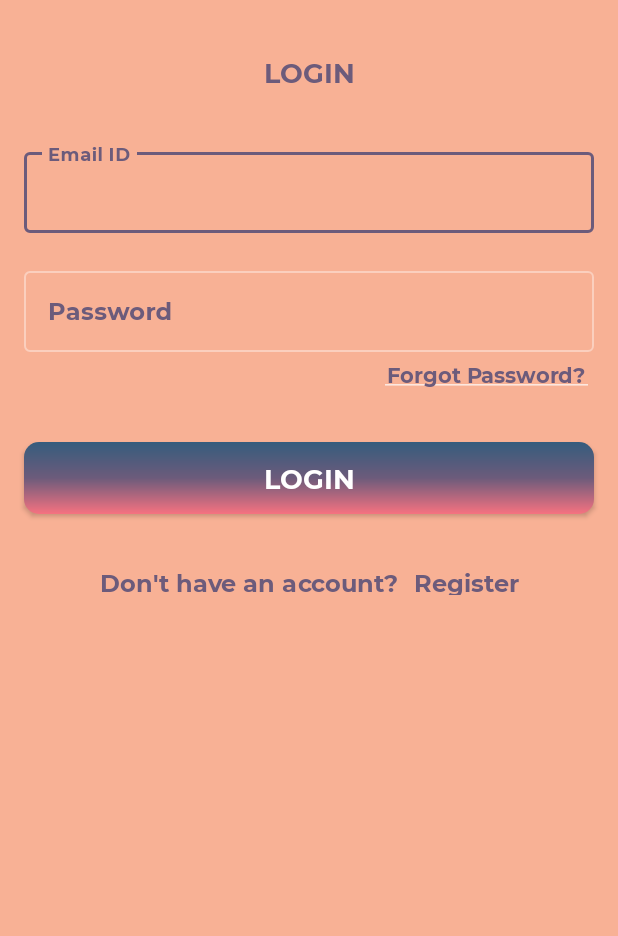
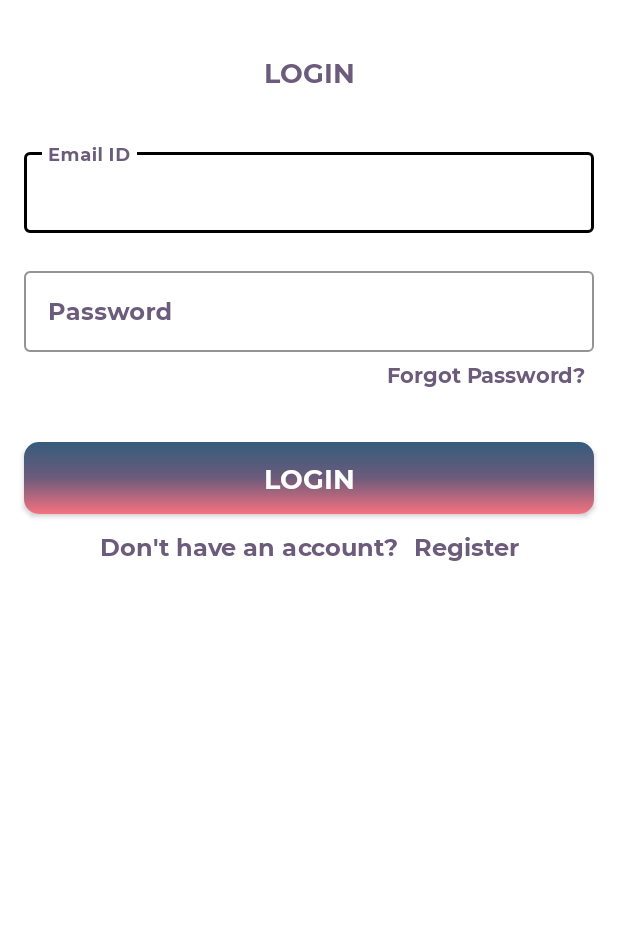
Before and after one commit to CillianW/e-commerce_1.1, an Android app: the screen it shows after launch (LoginActivity), on a phone screen of 412 x 824 dp, the part 300-1236 px from its top. Run offline under Robolectric (Android 15) with nearby library versions, the phone set to English and light mode, and no system bars.

Commit message:
Login Activity Layout Improved

```diff
--- /dev/null
+++ b/app/src/main/java/com/example/e_commerce_11/utilities/MakeWhiteTransparent.kt
@@ -0,0 +1,4 @@
+package com.example.e_commerce_11.utilities
+
+class MakeWhiteTransparent {
+}
--- a/app/src/main/res/layout/activity_login.xml
+++ b/app/src/main/res/layout/activity_login.xml
@@ -7,7 +7,7 @@
     xmlns:tools="http://schemas.android.com/tools"
     android:layout_width="match_parent"
     android:layout_height="match_parent"
-    android:background="@color/themeOrange"
+    android:background="@color/white"
     tools:context=".activities.LoginActivity">
 
 <!--    constraints and properties for the frame at the top of the screen-->
@@ -34,7 +34,7 @@
             android:layout_gravity="center"
             android:contentDescription="@string/app_name"
             android:scaleType="fitCenter"
-            android:src="@drawable/lyit_logo" />
+            android:src="@drawable/lyit_logo"/>
     </FrameLayout>
 
 
@@ -63,6 +63,9 @@
         android:layout_marginEnd="16dp"
         android:hint="@string/edit_email_id"
         android:textColorHint="@color/themeDarkPurple"
+        app:boxBackgroundMode="outline"
+        app:boxStrokeColor="#000000"
+        app:boxStrokeWidth="1dp"
         app:layout_constraintEnd_toEndOf="parent"
         app:layout_constraintStart_toStartOf="parent"
         app:layout_constraintTop_toBottomOf="@id/tv_title">
@@ -71,13 +74,14 @@
             android:id="@+id/et_email"
             android:layout_width="match_parent"
             android:layout_height="wrap_content"
+            android:width="1dp"
             android:inputType="text"
             android:padding="@dimen/et_padding"
             android:textColor="@color/themeDarkPurple"
             android:textSize="@dimen/et_textSize"
+            android:visibility="visible"
             tools:text="abc@gmail.com" />
     </com.google.android.material.textfield.TextInputLayout>
-
 
 
     <com.google.android.material.textfield.TextInputLayout
@@ -90,6 +94,7 @@
         android:layout_marginEnd="16dp"
         android:hint="@string/edit_password"
         android:textColorHint="@color/themeDarkPurple"
+        app:boxStrokeColor="#000000"
         app:layout_constraintEnd_toEndOf="parent"
         app:layout_constraintStart_toStartOf="parent"
         app:layout_constraintTop_toBottomOf="@id/til_email">
@@ -154,7 +159,7 @@
             android:id="@+id/tv_don_t_have_an_account"
             android:layout_width="wrap_content"
             android:layout_height="wrap_content"
-            android:layout_marginTop="16dp"
+            android:layout_marginTop="0dp"
             android:padding="@dimen/clickable_text_view_padding"
             android:text="@string/don_t_have_an_account"
             android:textColor="@color/themeDarkPurple"
@@ -164,7 +169,7 @@
             android:id="@+id/tv_register"
             android:layout_width="wrap_content"
             android:layout_height="wrap_content"
-            android:layout_marginTop="16dp"
+            android:layout_marginTop="0dp"
             android:foreground="?attr/selectableItemBackground"
             android:padding="@dimen/clickable_text_view_padding"
             android:text="@string/register"
--- a/app/src/main/res/values/colors.xml
+++ b/app/src/main/res/values/colors.xml
@@ -7,6 +7,7 @@
     <color name="teal_700">#FF018786</color>
     <color name="black">#FF000000</color>
     <color name="white">#FFFFFFFF</color>
+    <color name="colorWhite">#FFFFFF</color>
 
 
     <color name="themeOrange">#F8B195</color>
```
